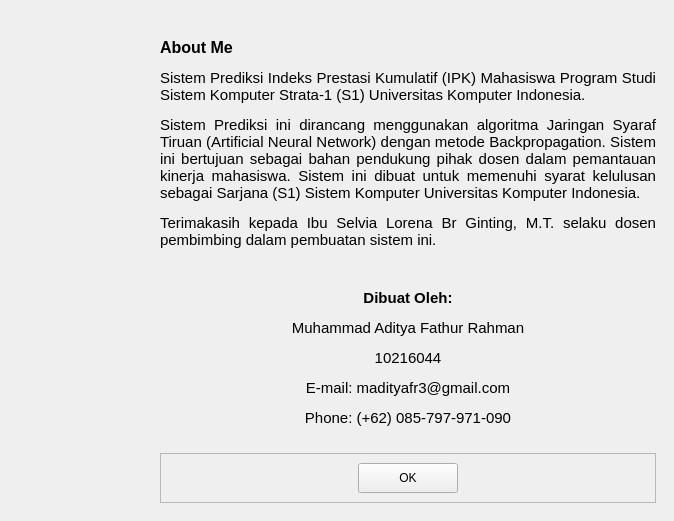
mafr017/BNN_GPA, file gui/gui_about.ui: the form before one commit.
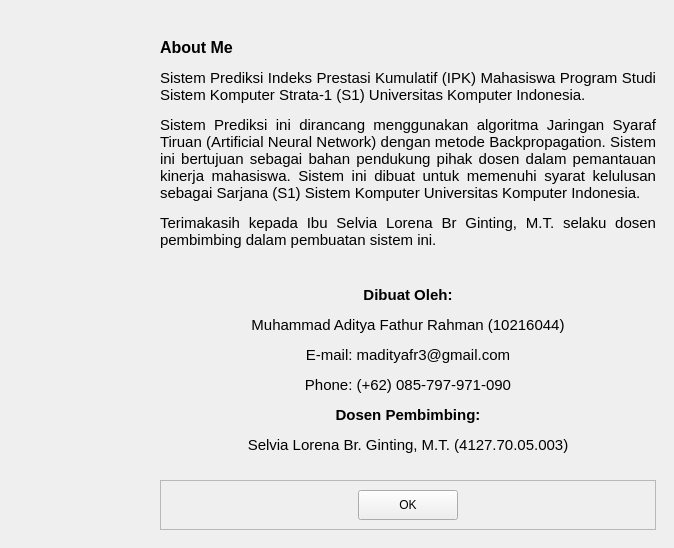
The form after the commit. Icons and pictures are not drawn.

Patch:
```diff
--- a/gui/gui_about.ui
+++ b/gui/gui_about.ui
@@ -7,7 +7,7 @@
     <x>0</x>
     <y>0</y>
     <width>674</width>
-    <height>521</height>
+    <height>548</height>
    </rect>
   </property>
   <property name="windowTitle">
@@ -190,7 +190,7 @@
           <set>Qt::ImhNone</set>
          </property>
          <property name="text">
-          <string>&lt;html&gt;&lt;head/&gt;&lt;body&gt;&lt;p align=&quot;center&quot;&gt;&lt;span style=&quot; font-size:11pt; font-weight:600;&quot;&gt;Dibuat Oleh:&lt;/span&gt;&lt;/p&gt;&lt;p align=&quot;center&quot;&gt;&lt;span style=&quot; font-size:11pt;&quot;&gt;Muhammad Aditya Fathur Rahman&lt;/span&gt;&lt;/p&gt;&lt;p align=&quot;center&quot;&gt;&lt;span style=&quot; font-size:11pt;&quot;&gt;10216044&lt;/span&gt;&lt;/p&gt;&lt;p align=&quot;center&quot;&gt;&lt;span style=&quot; font-size:11pt;&quot;&gt;E-mail: madityafr3@gmail.com&lt;/span&gt;&lt;/p&gt;&lt;p align=&quot;center&quot;&gt;&lt;span style=&quot; font-size:11pt;&quot;&gt;Phone: (+62) 085-797-971-090&lt;/span&gt;&lt;/p&gt;&lt;/body&gt;&lt;/html&gt;</string>
+          <string>&lt;html&gt;&lt;head/&gt;&lt;body&gt;&lt;p align=&quot;center&quot;&gt;&lt;span style=&quot; font-size:11pt; font-weight:600;&quot;&gt;Dibuat Oleh:&lt;/span&gt;&lt;/p&gt;&lt;p align=&quot;center&quot;&gt;&lt;span style=&quot; font-size:11pt;&quot;&gt;Muhammad Aditya Fathur Rahman (10216044)&lt;/span&gt;&lt;/p&gt;&lt;p align=&quot;center&quot;&gt;&lt;span style=&quot; font-size:11pt;&quot;&gt;E-mail: madityafr3@gmail.com&lt;/span&gt;&lt;/p&gt;&lt;p align=&quot;center&quot;&gt;&lt;span style=&quot; font-size:11pt;&quot;&gt;Phone: (+62) 085-797-971-090&lt;/span&gt;&lt;/p&gt;&lt;p align=&quot;center&quot;&gt;&lt;span style=&quot; font-size:11pt; font-weight:600;&quot;&gt;Dosen Pembimbing:&lt;/span&gt;&lt;/p&gt;&lt;p align=&quot;center&quot;&gt;&lt;span style=&quot; font-size:11pt;&quot;&gt;Selvia Lorena Br. Ginting, M.T. (4127.70.05.003)&lt;/span&gt;&lt;/p&gt;&lt;/body&gt;&lt;/html&gt;</string>
          </property>
          <property name="textFormat">
           <enum>Qt::RichText</enum>
```
